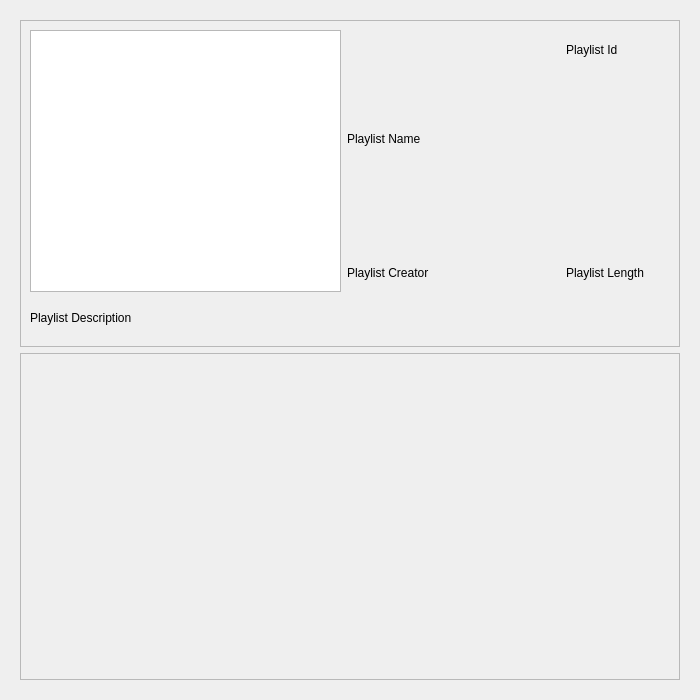
Qt form client/content/contentPlaylist.ui (Nmstr/Auralium) before a commit.
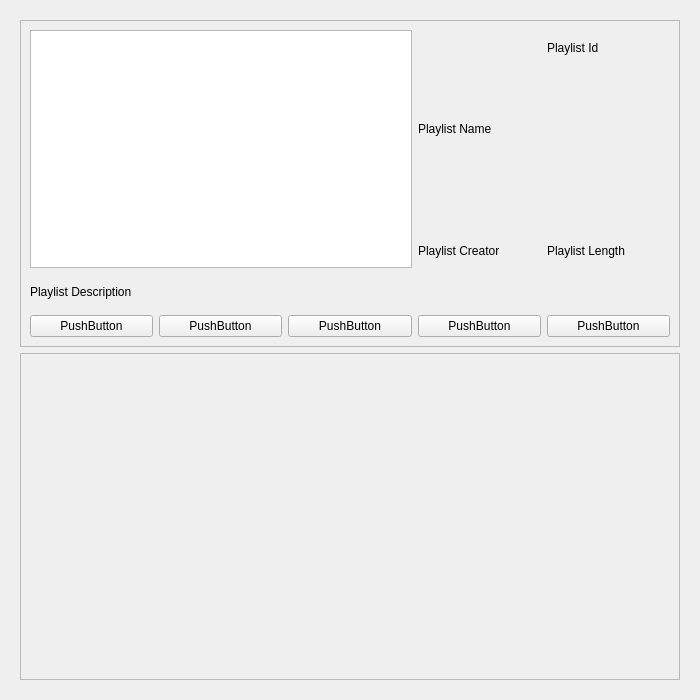
The same form after that commit.

```diff
--- a/client/content/contentPlaylist.ui
+++ b/client/content/contentPlaylist.ui
@@ -59,10 +59,10 @@
           <enum>QFrame::Raised</enum>
          </property>
          <layout class="QGridLayout" name="gridLayout_7">
-          <item row="0" column="5">
-           <widget class="QLabel" name="playlistIdLabel">
+          <item row="5" column="5">
+           <widget class="QLabel" name="playlistLengthLabel">
             <property name="text">
-             <string>Playlist Id</string>
+             <string>Playlist Length</string>
             </property>
            </widget>
           </item>
@@ -73,9 +73,6 @@
             </property>
            </widget>
           </item>
-          <item row="0" column="0" rowspan="6" colspan="3">
-           <widget class="QGraphicsView" name="playlistImg"/>
-          </item>
           <item row="5" column="3">
            <widget class="QLabel" name="playlistCreatorLabel">
             <property name="text">
@@ -83,17 +80,55 @@
             </property>
            </widget>
           </item>
-          <item row="6" column="0" colspan="6">
+          <item row="0" column="5">
+           <widget class="QLabel" name="playlistIdLabel">
+            <property name="text">
+             <string>Playlist Id</string>
+            </property>
+           </widget>
+          </item>
+          <item row="7" column="0">
+           <widget class="QPushButton" name="pushButton">
+            <property name="text">
+             <string>PushButton</string>
+            </property>
+           </widget>
+          </item>
+          <item row="0" column="0" rowspan="6" colspan="3">
+           <widget class="QGraphicsView" name="playlistImg"/>
+          </item>
+          <item row="6" column="0">
            <widget class="QLabel" name="playlistDescriptionLabel">
             <property name="text">
              <string>Playlist Description</string>
             </property>
            </widget>
           </item>
-          <item row="5" column="5">
-           <widget class="QLabel" name="playlistLengthLabel">
+          <item row="7" column="1">
+           <widget class="QPushButton" name="pushButton_2">
             <property name="text">
-             <string>Playlist Length</string>
+             <string>PushButton</string>
+            </property>
+           </widget>
+          </item>
+          <item row="7" column="2">
+           <widget class="QPushButton" name="pushButton_3">
+            <property name="text">
+             <string>PushButton</string>
+            </property>
+           </widget>
+          </item>
+          <item row="7" column="3">
+           <widget class="QPushButton" name="pushButton_4">
+            <property name="text">
+             <string>PushButton</string>
+            </property>
+           </widget>
+          </item>
+          <item row="7" column="5">
+           <widget class="QPushButton" name="pushButton_5">
+            <property name="text">
+             <string>PushButton</string>
             </property>
            </widget>
           </item>
```
